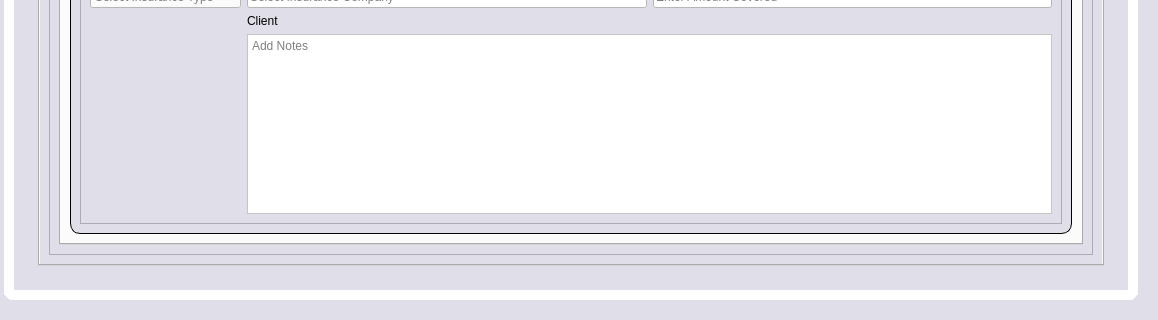
Old version of the form QtGUI/form.ui in the repository Ponard/InvestoPinoy; both pictures show x 122 to 1280 and y 400 to 720 of the 1280 by 720 pixel window.
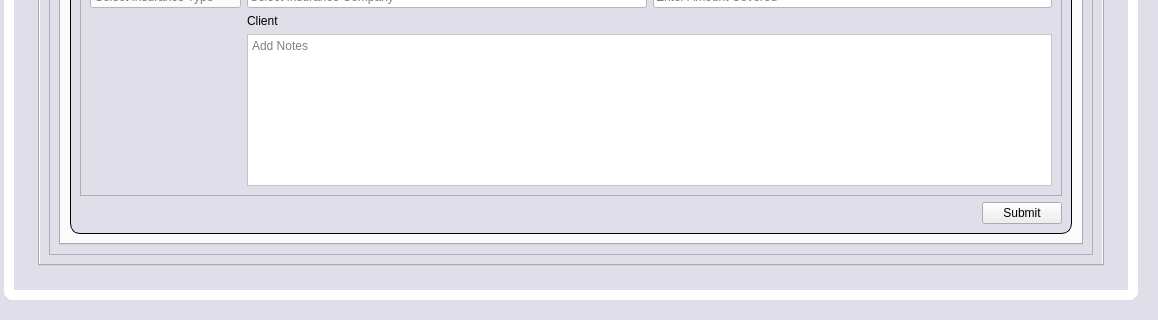
New version of the form.

Commit message: add submit button to "add client" form for non-life clients

```diff
--- a/QtGUI/form.ui
+++ b/QtGUI/form.ui
@@ -2117,6 +2117,30 @@
                           </layout>
                          </widget>
                         </item>
+                        <item>
+                         <layout class="QHBoxLayout" name="horizontalLayout_2">
+                          <item>
+                           <spacer name="horizontalSpacer">
+                            <property name="orientation">
+                             <enum>Qt::Orientation::Horizontal</enum>
+                            </property>
+                            <property name="sizeHint" stdset="0">
+                             <size>
+                              <width>40</width>
+                              <height>20</height>
+                             </size>
+                            </property>
+                           </spacer>
+                          </item>
+                          <item>
+                           <widget class="QPushButton" name="clients_non_life_add_client_submit_push_button">
+                            <property name="text">
+                             <string>Submit</string>
+                            </property>
+                           </widget>
+                          </item>
+                         </layout>
+                        </item>
                        </layout>
                       </widget>
                      </item>
```
